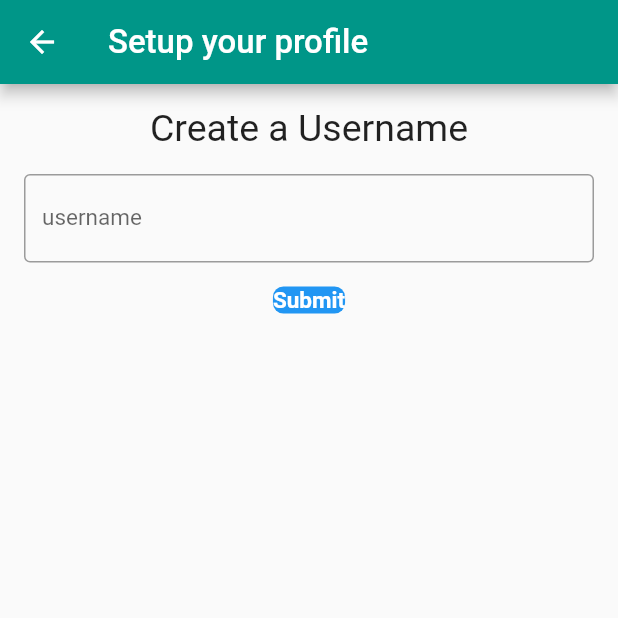
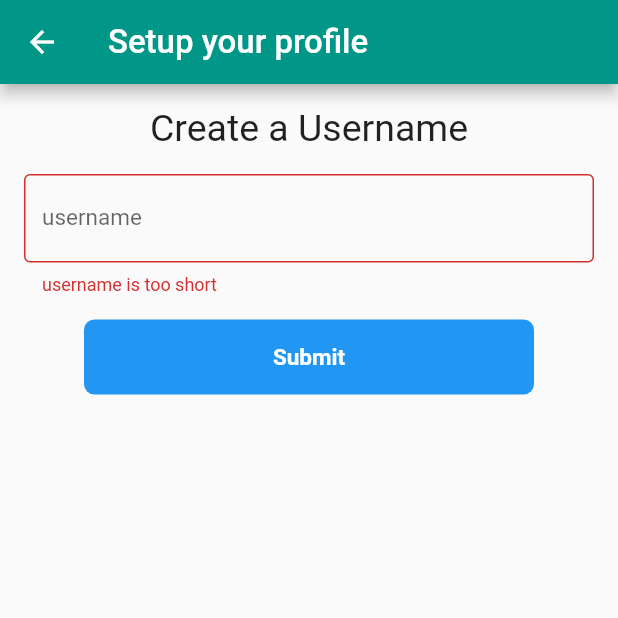
Before and after one commit to aravindSiruvuru05/fluttershare, a Flutter app: the CreateAccount screen opened directly, on a phone screen of 412 x 824 dp, the top half of it. Run offline on Flutter 3.47's test engine with Material 2 defaults, Android fonts, the phone set to English and light mode, and no system bars; our stand-ins replace cloud_firestore, google_sign_in; accounts and stored records are empty.

Commit message:
added User model and serialise the Snapshot document into User model and sotre the cuurrent user in global currentUser and show snackbar

```diff
--- a/lib/pages/create_account.dart
+++ b/lib/pages/create_account.dart
@@ -1,3 +1,4 @@
+import 'dart:async';
 import 'package:flutter/material.dart';
 import 'package:fluttershare/widgets/header.dart';
 
@@ -7,21 +8,29 @@ class CreateAccount extends StatefulWidget {
 }
 
 class _CreateAccountState extends State<CreateAccount> {
+  final _scaffoldkey = GlobalKey<ScaffoldState>();
   final _formKey = GlobalKey<FormState>();
   String userName;
 
   submit() {
-    _formKey.currentState.save();
+    final form = _formKey.currentState;
+    if (form.validate()) {
+      form.save();
+      SnackBar snackBar = SnackBar(content: Text("Welcome $userName"));
+      _scaffoldkey.currentState.showSnackBar(snackBar);
+      Timer(Duration(seconds: 2), () {
         Navigator.pop(context, userName);
+      });
+    }
   }
 
   @override
   Widget build(BuildContext parentContext) {
     return Scaffold(
-      appBar: header(context, titleText: "Setup your profile"),
-      body: ListView(
-        children: [
-          Container(
+      key: _scaffoldkey,
+      appBar: header(context,
+          titleText: "Setup your profile", isbackButtonRemoved: true),
+      body: Container(
         child: Column(
           children: [
             Padding(
@@ -38,7 +47,17 @@ class _CreateAccountState extends State<CreateAccount> {
               child: Container(
                 child: Form(
                   key: _formKey,
+                  autovalidate: true,
                   child: TextFormField(
+                    validator: (val) {
+                      if (val.trim().length < 3 || val.isEmpty) {
+                        return "username is too short";
+                      } else if (val.trim().length > 12) {
+                        return "username is too long";
+                      } else {
+                        return null;
+                      }
+                    },
                     onSaved: (val) => userName = val,
                     decoration: InputDecoration(
                         border: OutlineInputBorder(),
@@ -52,6 +71,9 @@ class _CreateAccountState extends State<CreateAccount> {
             GestureDetector(
               onTap: submit,
               child: Container(
+                height: 50.0,
+                width: 300.0,
+                alignment: Alignment.center,
                 decoration: BoxDecoration(
                     color: Colors.blue,
                     borderRadius: BorderRadius.circular(7.0)),
@@ -67,8 +89,6 @@ class _CreateAccountState extends State<CreateAccount> {
           ],
         ),
       ),
-        ],
-      ),
     );
   }
 }
--- a/lib/widgets/header.dart
+++ b/lib/widgets/header.dart
@@ -1,8 +1,11 @@
 import 'package:flutter/material.dart';
 
 AppBar header(BuildContext context,
-    {bool isAppTitle = false, String titleText}) {
+    {bool isAppTitle = false,
+    String titleText,
+    bool isbackButtonRemoved = false}) {
   return AppBar(
+    automaticallyImplyLeading: isbackButtonRemoved,
     title: Text(
       isAppTitle ? "Fluttershare" : titleText,
       style: TextStyle(
```
Also changed, not shown: lib/models/user.dart (+30 -1 lines), lib/pages/home.dart (+8 -3 lines). Lines whose indentation alone changed are shown as unchanged.
